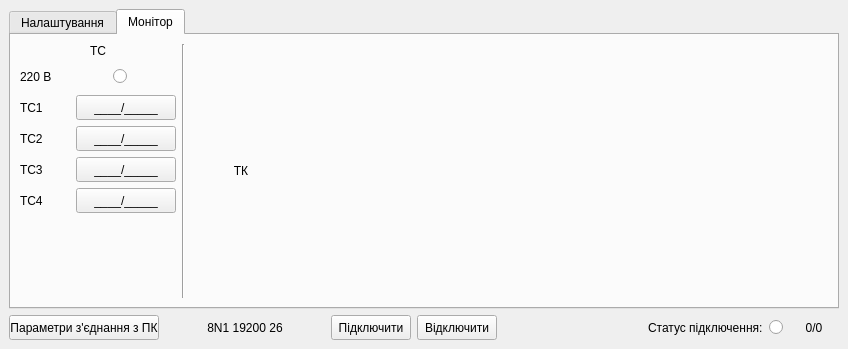
This is mdio.ui in Goodjamp/Mdio as Qt 5 draws it before an edit. The edited form follows.
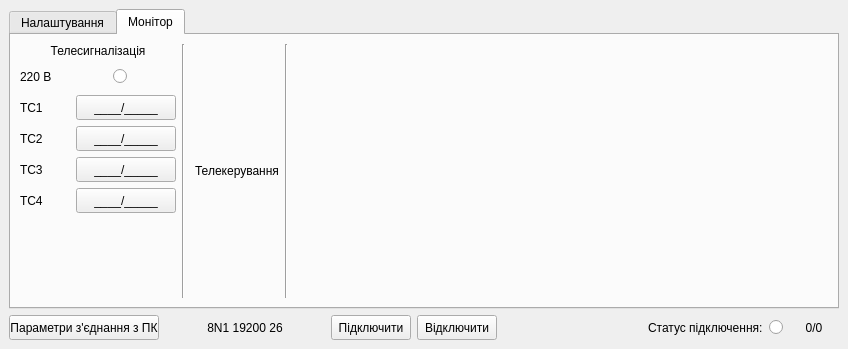
This is the edited form. The open tabs and pages were chosen to show the change.

The edit to the form file:
```diff
--- a/mdio.ui
+++ b/mdio.ui
@@ -11,7 +11,7 @@
    </rect>
   </property>
   <property name="sizePolicy">
-   <sizepolicy hsizetype="Fixed" vsizetype="Fixed">
+   <sizepolicy hsizetype="Minimum" vsizetype="Minimum">
     <horstretch>0</horstretch>
     <verstretch>0</verstretch>
    </sizepolicy>
@@ -683,7 +683,7 @@
           <item>
            <widget class="QLabel" name="lTsState">
             <property name="text">
-             <string>ТС</string>
+             <string>Телесигналізація</string>
             </property>
             <property name="alignment">
              <set>Qt::AlignCenter</set>
@@ -901,24 +901,27 @@
         <item>
          <layout class="QVBoxLayout" name="vlTcControlMonitorInternal">
           <property name="spacing">
-           <number>0</number>
+           <number>9</number>
+          </property>
+          <property name="leftMargin">
+           <number>4</number>
           </property>
           <item>
            <widget class="QLabel" name="label_4">
             <property name="minimumSize">
              <size>
-              <width>100</width>
+              <width>0</width>
               <height>25</height>
              </size>
             </property>
             <property name="maximumSize">
              <size>
-              <width>100</width>
+              <width>1000</width>
               <height>25</height>
              </size>
             </property>
             <property name="text">
-             <string>ТК</string>
+             <string>Телекерування</string>
             </property>
             <property name="alignment">
              <set>Qt::AlignCenter</set>
@@ -927,6 +930,13 @@
           </item>
          </layout>
         </item>
+        <item>
+         <widget class="Line" name="line_4">
+          <property name="orientation">
+           <enum>Qt::Vertical</enum>
+          </property>
+         </widget>
+        </item>
         <item>
          <spacer name="horizontalSpacer_9">
           <property name="orientation">
```
Left out of the diff: 2 changed lines with no effect on the pictures.
